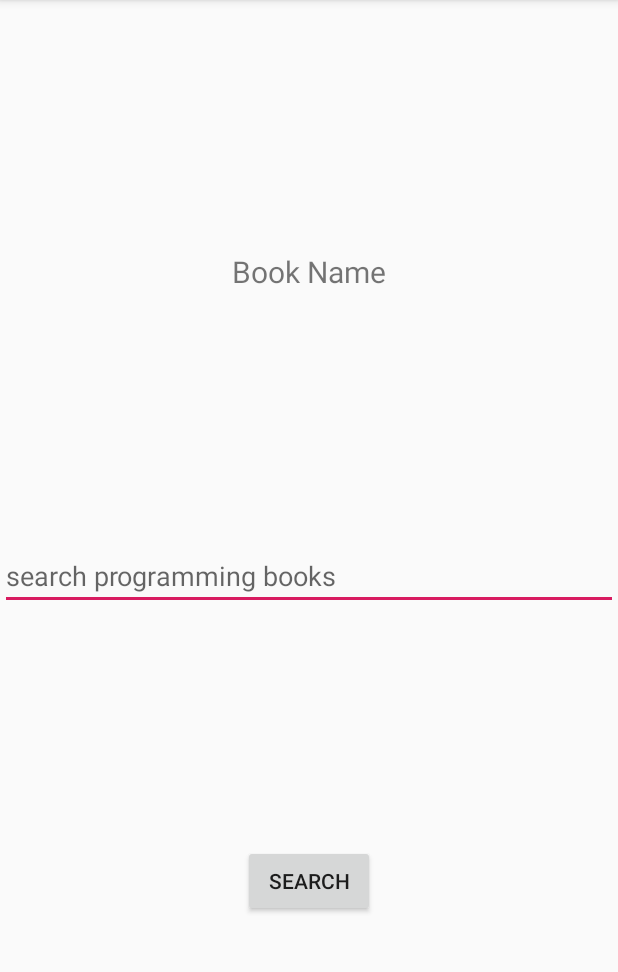
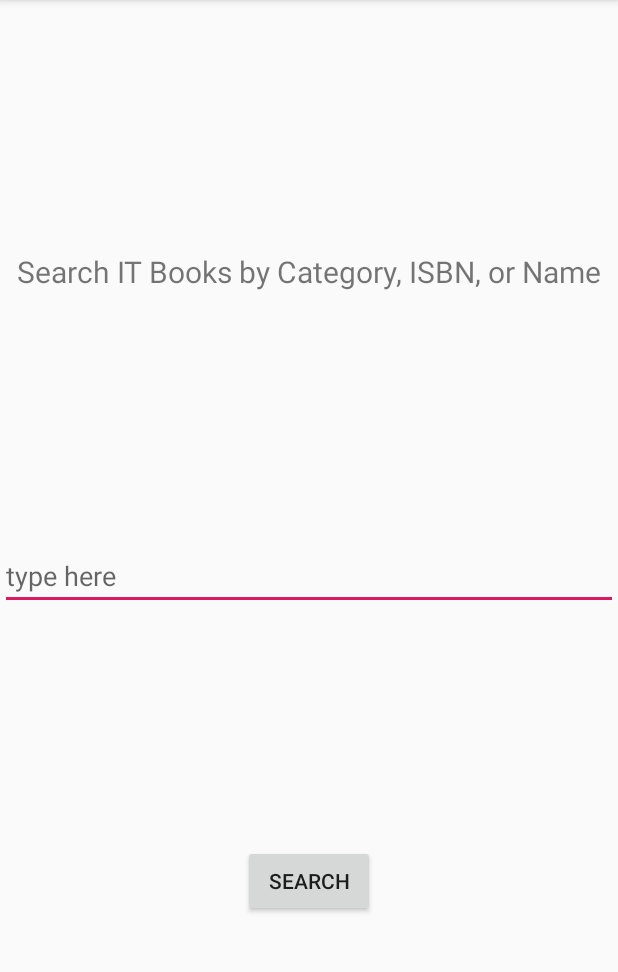
Before and after one commit to MichaelTheBestProgrammerInTheWorld/PagingLibraryExample, an Android app: the screen it shows after launch (MainActivity), after a tap on "SEARCH", on a phone screen of 412 x 824 dp, the part 84-1056 px from its top. Run offline under Robolectric (Android 15) with nearby library versions, the phone set to English and light mode, and no system bars.

```diff
--- a/app/src/main/AndroidManifest.xml
+++ b/app/src/main/AndroidManifest.xml
@@ -2,7 +2,7 @@
 <manifest xmlns:android="http://schemas.android.com/apk/res/android"
     package="com.michaelmagdy.paginglibraryexample">
 
-    <uses-permission android:name="android.permission.INTERNET"/>
+    <uses-permission android:name="android.permission.INTERNET" />
 
     <application
         android:allowBackup="true"
@@ -11,7 +11,8 @@
         android:roundIcon="@mipmap/ic_launcher_round"
         android:supportsRtl="true"
         android:theme="@style/AppTheme">
-        <activity android:name=".MainActivity">
+        <activity android:name=".view.BooksListActivity"></activity>
+        <activity android:name=".view.MainActivity">
             <intent-filter>
                 <action android:name="android.intent.action.MAIN" />
 
--- a/app/src/main/java/com/michaelmagdy/paginglibraryexample/MainActivity.java
+++ /dev/null
@@ -1,61 +0,0 @@
-package com.michaelmagdy.paginglibraryexample;
-
-import androidx.appcompat.app.AppCompatActivity;
-import androidx.lifecycle.ViewModelProvider;
-import androidx.lifecycle.ViewModelProviders;
-
-import android.os.Bundle;
-import android.util.Log;
-import android.view.View;
-import android.widget.Button;
-import android.widget.EditText;
-import android.widget.TextView;
-import android.widget.Toast;
-
-import com.michaelmagdy.paginglibraryexample.model.ApiClient;
-import com.michaelmagdy.paginglibraryexample.model.ApiInterface;
-import com.michaelmagdy.paginglibraryexample.model.BooksApiResponse;
-
-import retrofit2.Call;
-import retrofit2.Callback;
-import retrofit2.Response;
-
-public class MainActivity extends AppCompatActivity {
-
-    EditText editText;
-    TextView textView;
-    Button button;
-
-    @Override
-    protected void onCreate(Bundle savedInstanceState) {
-        super.onCreate(savedInstanceState);
-        setContentView(R.layout.activity_main);
-
-        editText = findViewById(R.id.books_edt);
-        textView = findViewById(R.id.books_txt);
-        button = findViewById(R.id.books_btn);
-        button.setOnClickListener(new View.OnClickListener() {
-            @Override
-            public void onClick(View v) {
-                String query = editText.getText().toString();
-                Call<BooksApiResponse> call = ApiClient.getApiClient()
-                        .getApiInterface()
-                        .getProgrammingBooks( query,1);
-
-                call.enqueue(new Callback<BooksApiResponse>() {
-                    @Override
-                    public void onResponse(Call<BooksApiResponse> call, Response<BooksApiResponse> response) {
-                        BooksApiResponse result = response.body();
-                        textView.setText(result.getBooks().get(0).getTitle());
-                    }
-
-                    @Override
-                    public void onFailure(Call<BooksApiResponse> call, Throwable t) {
-
-                        Log.d("fail", t.getMessage());
-                    }
-                });
-            }
-        });
-    }
-}
--- /dev/null
+++ b/app/src/main/java/com/michaelmagdy/paginglibraryexample/view/MainActivity.java
@@ -0,0 +1,76 @@
+package com.michaelmagdy.paginglibraryexample.view;
+
+import androidx.appcompat.app.AppCompatActivity;
+import androidx.lifecycle.ViewModelProvider;
+import androidx.lifecycle.ViewModelProviders;
+
+import android.content.Intent;
+import android.os.Bundle;
+import android.util.Log;
+import android.view.View;
+import android.widget.Button;
+import android.widget.EditText;
+import android.widget.TextView;
+import android.widget.Toast;
+
+import com.michaelmagdy.paginglibraryexample.R;
+import com.michaelmagdy.paginglibraryexample.model.ApiClient;
+import com.michaelmagdy.paginglibraryexample.model.ApiInterface;
+import com.michaelmagdy.paginglibraryexample.model.BooksApiResponse;
+
+import retrofit2.Call;
+import retrofit2.Callback;
+import retrofit2.Response;
+
+public class MainActivity extends AppCompatActivity {
+
+    EditText editText;
+    TextView textView;
+    Button button;
+    public static final String QUERY_KEY = "queryKey";
+
+    @Override
+    protected void onCreate(Bundle savedInstanceState) {
+        super.onCreate(savedInstanceState);
+        setContentView(R.layout.activity_main);
+
+        editText = findViewById(R.id.books_edt);
+        textView = findViewById(R.id.books_txt);
+        button = findViewById(R.id.books_btn);
+        button.setOnClickListener(new View.OnClickListener() {
+            @Override
+            public void onClick(View v) {
+                String query = editText.getText().toString();
+                if (query.isEmpty()){
+                    Toast.makeText(MainActivity.this,
+                            "Search box is empty", Toast.LENGTH_SHORT).show();
+                } else {
+                    Intent intent = new Intent(MainActivity.this, BooksListActivity.class);
+                    intent.putExtra(QUERY_KEY, query);
+                    startActivity(intent);
+                }
+            }
+        });
+    }
+
+    private void callApi(String query){
+
+        Call<BooksApiResponse> call = ApiClient.getApiClient()
+                .getApiInterface()
+                .getProgrammingBooks( query,1);
+
+        call.enqueue(new Callback<BooksApiResponse>() {
+            @Override
+            public void onResponse(Call<BooksApiResponse> call, Response<BooksApiResponse> response) {
+                BooksApiResponse result = response.body();
+                textView.setText(result.getBooks().get(0).getTitle());
+            }
+
+            @Override
+            public void onFailure(Call<BooksApiResponse> call, Throwable t) {
+
+                Log.d("fail", t.getMessage());
+            }
+        });
+    }
+}
--- a/app/src/main/res/layout/activity_main.xml
+++ b/app/src/main/res/layout/activity_main.xml
@@ -4,13 +4,13 @@
     xmlns:tools="http://schemas.android.com/tools"
     android:layout_width="match_parent"
     android:layout_height="match_parent"
-    tools:context=".MainActivity">
+    tools:context=".view.MainActivity">
 
     <EditText
         android:layout_width="match_parent"
         android:layout_height="wrap_content"
         android:id="@+id/books_edt"
-        android:hint="search programming books"
+        android:hint="type here"
         app:layout_constraintBottom_toBottomOf="parent"
         app:layout_constraintLeft_toLeftOf="parent"
         app:layout_constraintRight_toRightOf="parent"
@@ -31,7 +31,7 @@
         android:id="@+id/books_txt"
         android:layout_width="wrap_content"
         android:layout_height="wrap_content"
-        android:text="Book Name"
+        android:text="Search IT Books by Category, ISBN, or Name"
         android:textSize="20sp"
         app:layout_constraintBottom_toTopOf="@+id/books_edt"
         app:layout_constraintEnd_toEndOf="parent"
```
Also changed, not shown: app/src/main/java/com/michaelmagdy/paginglibraryexample/view/BooksListActivity.java (added, +16 -0 lines), app/src/main/res/layout/activity_books_list.xml (added, +15 -0 lines), app/src/main/res/layout/books_list_item.xml (added, +55 -0 lines).
